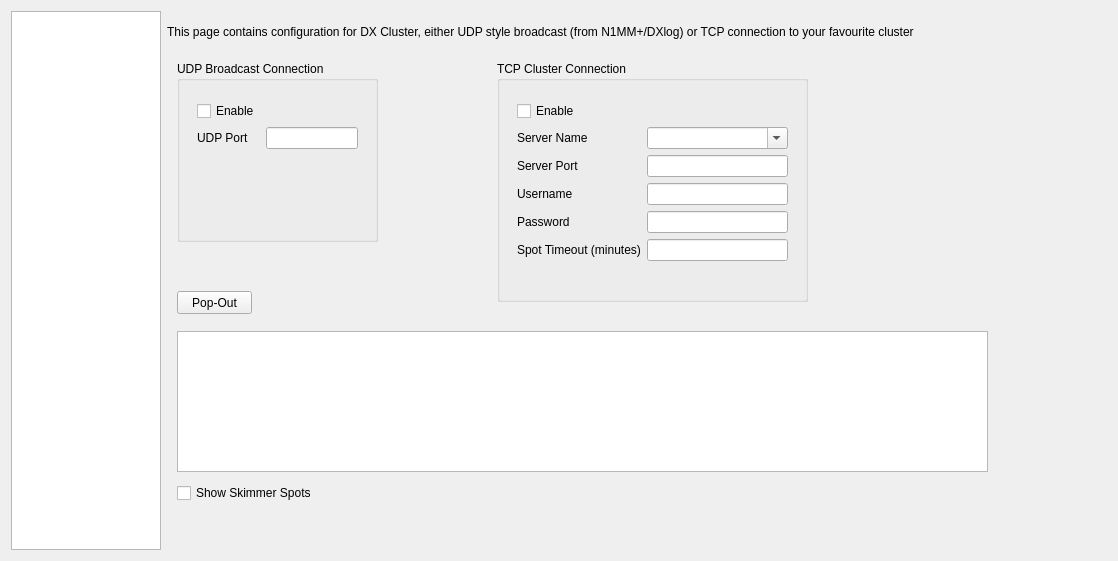
Before: the Qt Designer form settingswidget.ui in adecarolis/wfweb, drawn with Qt 5.
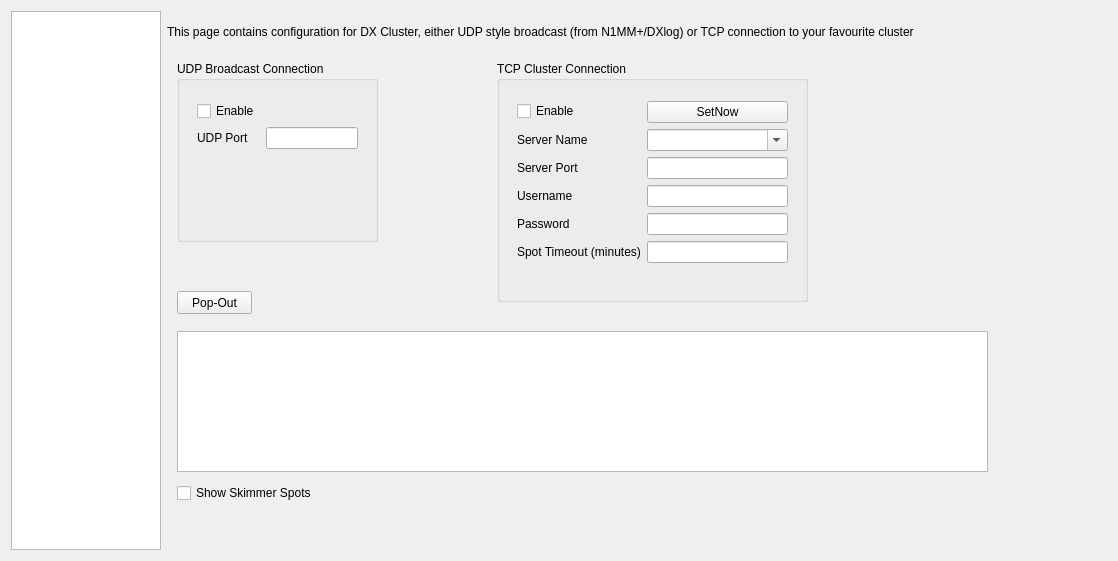
After: the same form once the commit is applied. The open tabs and pages were chosen to show the change. Custom widgets are drawn as their Qt base class.

Commit message: Added clusters to the settings widget. Some cleaning up may be required for the necessary order of operations with setting up a cluster.

Diff of the .ui file:
```diff
--- a/settingswidget.ui
+++ b/settingswidget.ui
@@ -3021,6 +3021,13 @@
              </property>
             </widget>
            </item>
+           <item row="0" column="1">
+            <widget class="QPushButton" name="clusterTcpSetNowBtn">
+             <property name="text">
+              <string>SetNow</string>
+             </property>
+            </widget>
+           </item>
           </layout>
          </widget>
         </widget>
```
Left out of the diff: 6 changed lines with no effect on the pictures. The commit also changes 5 other files.
